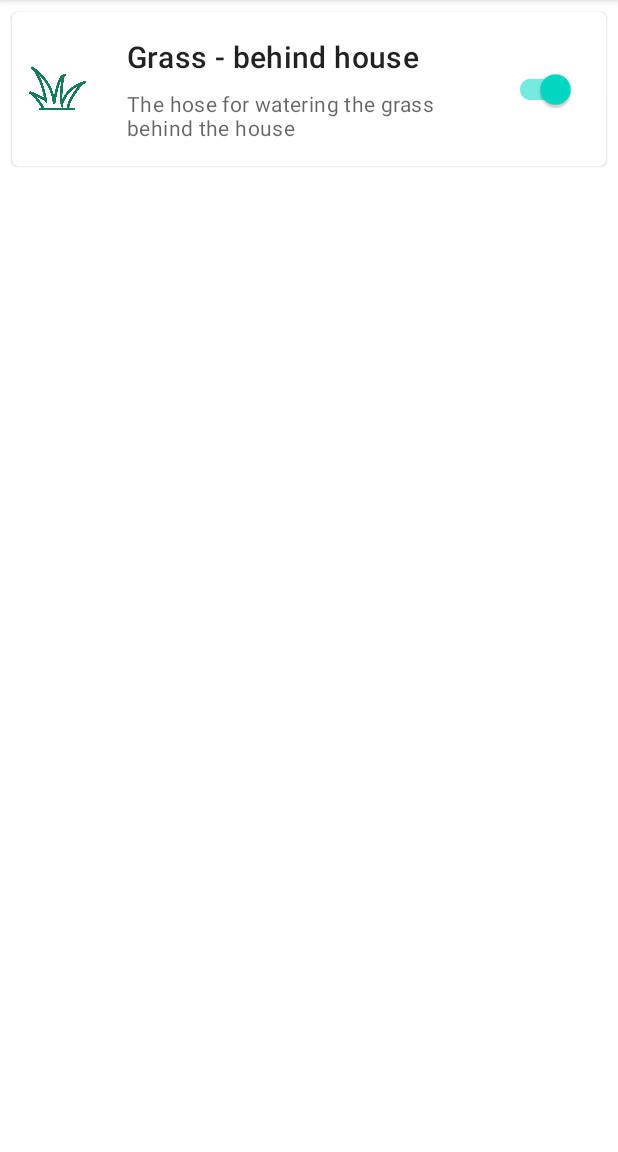
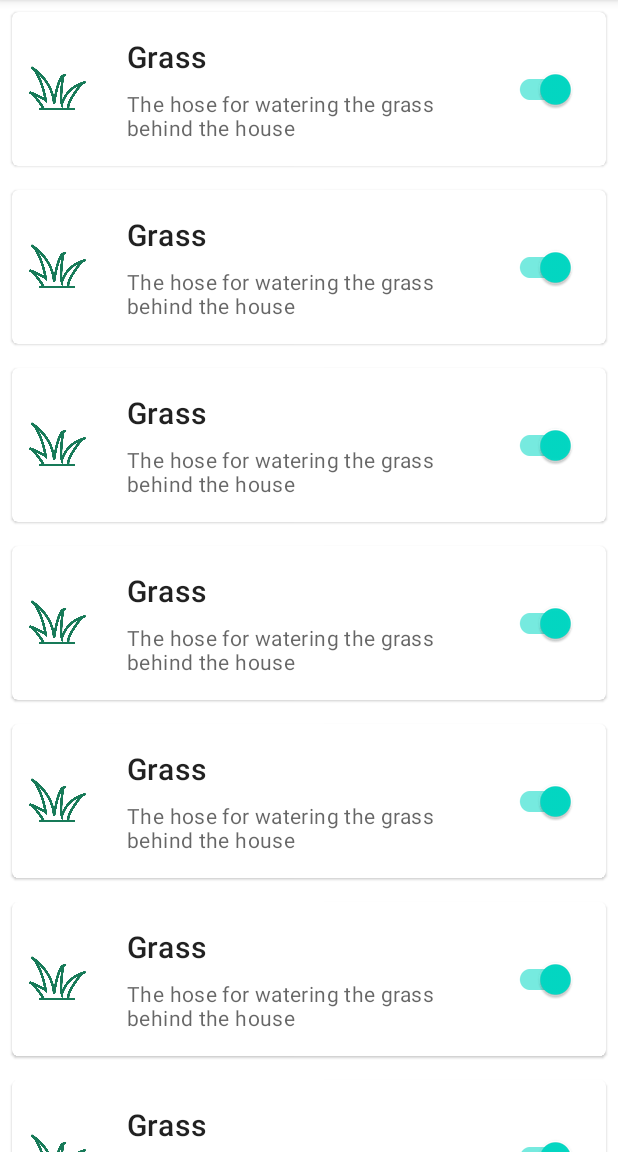
Before and after one commit to radovansanta/SmartGardenApp, an Android app: the screen it shows after launch (MainActivity), on a phone screen of 412 x 824 dp, the part 84-1236 px from its top. Run offline under Robolectric (Android 15) with nearby library versions, the phone set to English and light mode, and no system bars.

Commit message:
List View with Valves

```diff
--- a/app/src/main/java/com/example/smartgarden/MainActivity.java
+++ b/app/src/main/java/com/example/smartgarden/MainActivity.java
@@ -1,14 +1,45 @@
 package com.example.smartgarden;
 
 import androidx.appcompat.app.AppCompatActivity;
+import androidx.recyclerview.widget.LinearLayoutManager;
+import androidx.recyclerview.widget.RecyclerView;
 
 import android.os.Bundle;
+import android.widget.Toast;
+
+import java.util.ArrayList;
 
 public class MainActivity extends AppCompatActivity {
+
+    RecyclerView valvesList;
+    ValveAdapter valveAdapter;
 
     @Override
     protected void onCreate(Bundle savedInstanceState) {
         super.onCreate(savedInstanceState);
         setContentView(R.layout.activity_main);
+
+        valvesList = findViewById(R.id.rv);
+        valvesList.hasFixedSize();
+        valvesList.setLayoutManager(new LinearLayoutManager(this));
+
+        ArrayList<Valve> valves = new ArrayList<>();
+
+        valves.add(new Valve("Grass","The hose for watering the grass behind house",R.drawable.grass_icon));
+        valves.add(new Valve("Grass","The hose for watering the grass behind house",R.drawable.grass_icon));
+        valves.add(new Valve("Grass","The hose for watering the grass behind house",R.drawable.grass_icon));
+        valves.add(new Valve("Grass","The hose for watering the grass behind house",R.drawable.grass_icon));
+        valves.add(new Valve("Grass","The hose for watering the grass behind house",R.drawable.grass_icon));
+        valves.add(new Valve("Grass","The hose for watering the grass behind house",R.drawable.grass_icon));
+        valves.add(new Valve("Grass","The hose for watering the grass behind house",R.drawable.grass_icon));
+        valves.add(new Valve("Grass","The hose for watering the grass behind house",R.drawable.grass_icon));
+
+        valveAdapter = new ValveAdapter(valves);
+
+        valveAdapter.setOnClickListener(valve -> {
+            Toast.makeText(this, valve.getName(), Toast.LENGTH_SHORT).show();
+        });
+
+        valvesList.setAdapter(valveAdapter);
     }
 }
--- /dev/null
+++ b/app/src/main/java/com/example/smartgarden/Valve.java
@@ -0,0 +1,25 @@
+package com.example.smartgarden;
+
+public class Valve {
+    private String name;
+    private String description;
+    private int iconId;
+
+    Valve(String name, String description, int iconId){
+        this.name = name;
+        this.description = description;
+        this.iconId = iconId;
+    }
+
+    public String getName() {
+        return name;
+    }
+
+    public String getDescription() {
+        return description;
+    }
+
+    public int getIconId() {
+        return iconId;
+    }
+}
--- /dev/null
+++ b/app/src/main/java/com/example/smartgarden/ValveAdapter.java
@@ -0,0 +1,67 @@
+package com.example.smartgarden;
+
+import androidx.annotation.NonNull;
+import androidx.recyclerview.widget.RecyclerView;
+
+import android.view.LayoutInflater;
+import android.view.View;
+import android.view.ViewGroup;
+import android.widget.ImageView;
+import android.widget.TextView;
+
+import java.util.ArrayList;
+
+public class ValveAdapter extends RecyclerView.Adapter<ValveAdapter.ViewHolder> {
+
+    private ArrayList<Valve> valves;
+    private OnClickListener onClickListener;
+
+    ValveAdapter(ArrayList<Valve> valves) {
+        this.valves = valves;
+    }
+
+    public void setOnClickListener(OnClickListener listener) {
+        this.onClickListener = listener;
+    }
+
+
+    @NonNull
+    @Override
+    public ViewHolder onCreateViewHolder(@NonNull ViewGroup parent, int viewType) {
+        LayoutInflater inflater = LayoutInflater.from(parent.getContext());
+        View view = inflater.inflate(R.layout.valve_item_list, parent, false);
+        return new ViewHolder(view);
+    }
+
+    @Override
+    public void onBindViewHolder(@NonNull ViewHolder holder, int position) {
+        holder.name.setText(valves.get(position).getName());
+        holder.icon.setImageResource(valves.get(position).getIconId());
+    }
+
+    @Override
+    public int getItemCount() {
+        return valves.size();
+    }
+
+    class ViewHolder extends RecyclerView.ViewHolder {
+
+        TextView name;
+        TextView description;
+        ImageView icon;
+
+        ViewHolder(View itemView) {
+            super(itemView);
+            name = itemView.findViewById(R.id.valve_name);
+            description = itemView.findViewById(R.id.valve_description);
+            icon = itemView.findViewById(R.id.valve_icon);
+            itemView.setOnClickListener(v -> {
+                onClickListener.onClick(valves.get(getAdapterPosition()));
+            });
+        }
+    }
+
+    public interface OnClickListener {
+        void onClick(Valve valve);
+    }
+}
--- a/app/src/main/res/layout/activity_main.xml
+++ b/app/src/main/res/layout/activity_main.xml
@@ -6,63 +6,16 @@
     android:layout_height="match_parent"
     tools:context=".MainActivity">
 
-    <!-- CARD -->
-    <com.google.android.material.card.MaterialCardView
-        android:id="@+id/card"
+    <LinearLayout xmlns:android="http://schemas.android.com/apk/res/android"
         android:layout_width="match_parent"
-        android:layout_height="wrap_content"
-        android:layout_margin="8dp"
-        android:layout_marginStart="8dp"
-        android:layout_marginTop="8dp"
-        android:layout_marginEnd="8dp"
-        app:layout_constraintEnd_toEndOf="parent"
-        app:layout_constraintStart_toStartOf="parent"
-        app:layout_constraintTop_toTopOf="parent">
+        android:layout_height="match_parent"
+        android:orientation="vertical">
 
-        <LinearLayout
+        <androidx.recyclerview.widget.RecyclerView
             android:layout_width="match_parent"
-            android:layout_height="wrap_content"
-            android:orientation="horizontal">
+            android:layout_height="match_parent"
+            android:id="@+id/rv"/>
 
-            <ImageView
-                android:id="@+id/iv_icon"
-                android:layout_width="0dp"
-                android:layout_height="match_parent"
-                android:layout_weight="1"
-                android:contentDescription="GrassSymbol"
-                android:padding="10dp"
-                android:src="@drawable/grass_icon" />
-
-            <LinearLayout
-                android:layout_width="0dp"
-                android:layout_height="wrap_content"
-                android:layout_weight="4"
-                android:orientation="vertical"
-                android:padding="16dp">
-
-                <!-- Title, secondary and supporting text -->
-                <TextView
-                    android:layout_width="wrap_content"
-                    android:layout_height="wrap_content"
-                    android:text="Grass - behind house"
-                    android:textAppearance="?attr/textAppearanceHeadline6" />
-
-                <TextView
-                    android:layout_width="wrap_content"
-                    android:layout_height="wrap_content"
-                    android:layout_marginTop="8dp"
-                    android:text="The hose for watering the grass behind the house"
-                    android:textAppearance="?attr/textAppearanceBody2"
-                    android:textColor="?android:attr/textColorSecondary" />
-            </LinearLayout>
-
-            <com.google.android.material.switchmaterial.SwitchMaterial
-                android:layout_width="0dp"
-                android:layout_height="match_parent"
-                android:layout_weight="1.5"
-                android:checked="true"
-                android:paddingRight="20dp" />
-        </LinearLayout>
-    </com.google.android.material.card.MaterialCardView>
+    </LinearLayout>
 
 </androidx.constraintlayout.widget.ConstraintLayout>
--- /dev/null
+++ b/app/src/main/res/layout/valve_item_list.xml
@@ -0,0 +1,65 @@
+<?xml version="1.0" encoding="utf-8"?>
+<LinearLayout xmlns:android="http://schemas.android.com/apk/res/android"
+    android:id="@+id/container"
+    android:layout_width="match_parent"
+    android:layout_height="wrap_content"
+    android:orientation="vertical">
+
+    <!-- CARD -->
+    <com.google.android.material.card.MaterialCardView
+        android:id="@+id/card"
+        android:layout_width="match_parent"
+        android:layout_height="wrap_content"
+        android:layout_margin="8dp"
+        android:layout_marginStart="8dp"
+        android:layout_marginTop="8dp"
+        android:layout_marginEnd="8dp">
+
+        <LinearLayout
+            android:layout_width="match_parent"
+            android:layout_height="wrap_content"
+            android:orientation="horizontal">
+
+            <ImageView
+                android:id="@+id/valve_icon"
+                android:layout_width="0dp"
+                android:layout_height="match_parent"
+                android:layout_weight="1"
+                android:contentDescription="GrassSymbol"
+                android:padding="10dp"
+                android:src="@drawable/grass_icon" />
+
+            <LinearLayout
+                android:layout_width="0dp"
+                android:layout_height="wrap_content"
+                android:layout_weight="4"
+                android:orientation="vertical"
+                android:padding="16dp">
+
+                <!-- Title, secondary and supporting text -->
+                <TextView
+                    android:layout_width="wrap_content"
+                    android:layout_height="wrap_content"
+                    android:id="@+id/valve_name"
+                    android:text="Grass"
+                    android:textAppearance="?attr/textAppearanceHeadline6" />
+
+                <TextView
+                    android:layout_width="wrap_content"
+                    android:layout_height="wrap_content"
+                    android:layout_marginTop="8dp"
+                    android:id="@+id/valve_description"
+                    android:text="The hose for watering the grass behind the house"
+                    android:textAppearance="?attr/textAppearanceBody2"
+                    android:textColor="?android:attr/textColorSecondary" />
+            </LinearLayout>
+
+            <com.google.android.material.switchmaterial.SwitchMaterial
+                android:layout_width="0dp"
+                android:layout_height="match_parent"
+                android:layout_weight="1.5"
+                android:checked="true"
+                android:paddingRight="20dp" />
+        </LinearLayout>
+    </com.google.android.material.card.MaterialCardView>
+</LinearLayout>
```
Also changed, not shown: app/src/main/res/mipmap-xhdpi/ic_launcher_foreground.png (added), app/src/main/res/mipmap-xxhdpi/ic_launcher_round.png (added).
